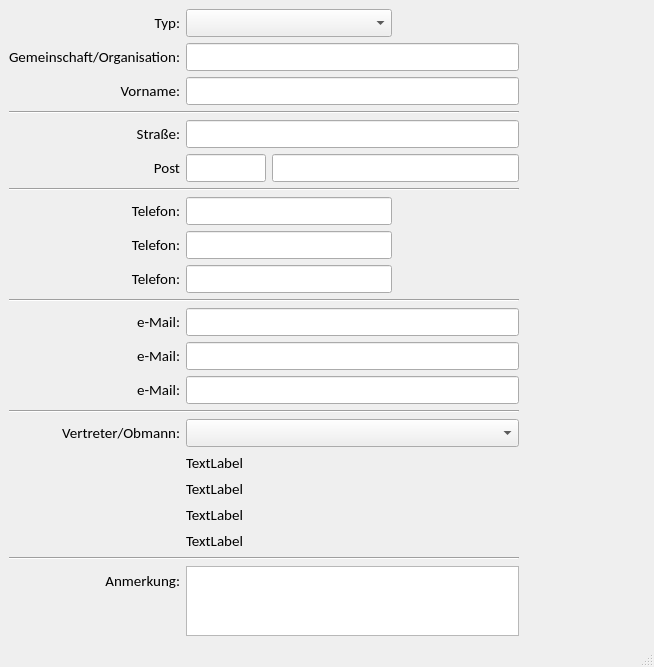
Qt form almgis/resources/ui/kontakt/kontakt.ui (gidhoog/AlmGIS) before a commit.
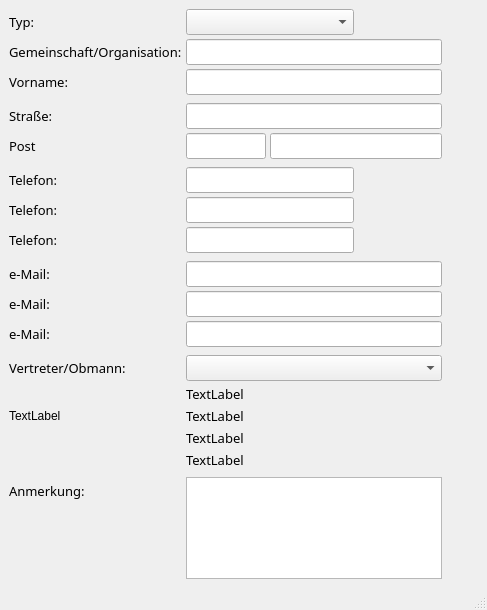
The same form after that commit. Custom widgets are drawn as their Qt base class.

Patch:
```diff
--- a/almgis/resources/ui/kontakt/kontakt.ui
+++ b/almgis/resources/ui/kontakt/kontakt.ui
@@ -6,8 +6,8 @@
    <rect>
     <x>0</x>
     <y>0</y>
-    <width>654</width>
-    <height>633</height>
+    <width>487</width>
+    <height>610</height>
    </rect>
   </property>
   <property name="windowTitle">
@@ -17,10 +17,13 @@
    <layout class="QVBoxLayout" name="verticalLayout">
     <item>
      <layout class="QGridLayout" name="gridLayout">
+      <property name="spacing">
+       <number>4</number>
+      </property>
       <item row="20" column="0" colspan="4">
        <widget class="Line" name="line_5">
         <property name="orientation">
-         <enum>Qt::Horizontal</enum>
+         <enum>Qt::Vertical</enum>
         </property>
        </widget>
       </item>
@@ -28,8 +31,8 @@
        <widget class="QComboBox" name="uiTypCombo">
         <property name="font">
          <font>
-          <family>Calibri</family>
-          <pointsize>11</pointsize>
+          <family>Sans Serif</family>
+          <pointsize>10</pointsize>
          </font>
         </property>
        </widget>
@@ -38,24 +41,21 @@
        <widget class="QLabel" name="label_6">
         <property name="font">
          <font>
-          <family>Calibri</family>
-          <pointsize>11</pointsize>
+          <family>Sans Serif</family>
+          <pointsize>10</pointsize>
          </font>
         </property>
         <property name="text">
          <string>Straße:</string>
         </property>
-        <property name="alignment">
-         <set>Qt::AlignRight|Qt::AlignTrailing|Qt::AlignVCenter</set>
-        </property>
        </widget>
       </item>
       <item row="19" column="1" colspan="3">
        <widget class="QLabel" name="uiVertreterMailLbl">
         <property name="font">
          <font>
-          <family>Calibri</family>
-          <pointsize>11</pointsize>
+          <family>Sans Serif</family>
+          <pointsize>10</pointsize>
          </font>
         </property>
         <property name="text">
@@ -66,7 +66,7 @@
       <item row="10" column="0" colspan="4">
        <widget class="Line" name="line_4">
         <property name="orientation">
-         <enum>Qt::Horizontal</enum>
+         <enum>Qt::Vertical</enum>
         </property>
        </widget>
       </item>
@@ -74,8 +74,8 @@
        <widget class="QPlainTextEdit" name="uiAnmPedit">
         <property name="font">
          <font>
-          <family>Calibri</family>
-          <pointsize>11</pointsize>
+          <family>Sans Serif</family>
+          <pointsize>10</pointsize>
          </font>
         </property>
         <property name="tabChangesFocus">
@@ -87,40 +87,34 @@
        <widget class="QLabel" name="uiVornameLbl">
         <property name="font">
          <font>
-          <family>Calibri</family>
-          <pointsize>11</pointsize>
+          <family>Sans Serif</family>
+          <pointsize>10</pointsize>
          </font>
         </property>
         <property name="text">
          <string>Vorname:</string>
         </property>
-        <property name="alignment">
-         <set>Qt::AlignRight|Qt::AlignTrailing|Qt::AlignVCenter</set>
-        </property>
        </widget>
       </item>
       <item row="15" column="0">
        <widget class="QLabel" name="uiVertreterLbl">
         <property name="font">
          <font>
-          <family>Calibri</family>
-          <pointsize>11</pointsize>
+          <family>Sans Serif</family>
+          <pointsize>10</pointsize>
          </font>
         </property>
         <property name="text">
          <string>Vertreter/Obmann:</string>
         </property>
-        <property name="alignment">
-         <set>Qt::AlignRight|Qt::AlignTrailing|Qt::AlignVCenter</set>
-        </property>
        </widget>
       </item>
       <item row="9" column="1" colspan="2">
        <widget class="QLineEdit" name="uiTelefon3Ledit">
         <property name="font">
          <font>
-          <family>Calibri</family>
-          <pointsize>11</pointsize>
+          <family>Sans Serif</family>
+          <pointsize>10</pointsize>
          </font>
         </property>
         <property name="clearButtonEnabled">
@@ -132,24 +126,21 @@
        <widget class="QLabel" name="label_12">
         <property name="font">
          <font>
-          <family>Calibri</family>
-          <pointsize>11</pointsize>
+          <family>Sans Serif</family>
+          <pointsize>10</pointsize>
          </font>
         </property>
         <property name="text">
          <string>e-Mail:</string>
         </property>
-        <property name="alignment">
-         <set>Qt::AlignRight|Qt::AlignTrailing|Qt::AlignVCenter</set>
-        </property>
        </widget>
       </item>
       <item row="11" column="1" colspan="3">
        <widget class="QLineEdit" name="uiMail1Ledit">
         <property name="font">
          <font>
-          <family>Calibri</family>
-          <pointsize>11</pointsize>
+          <family>Sans Serif</family>
+          <pointsize>10</pointsize>
          </font>
         </property>
         <property name="clearButtonEnabled">
@@ -161,8 +152,8 @@
        <widget class="QLineEdit" name="uiStrasseLedit">
         <property name="font">
          <font>
-          <family>Calibri</family>
-          <pointsize>11</pointsize>
+          <family>Sans Serif</family>
+          <pointsize>10</pointsize>
          </font>
         </property>
         <property name="clearButtonEnabled">
@@ -174,24 +165,21 @@
        <widget class="QLabel" name="uiTypLbl">
         <property name="font">
          <font>
-          <family>Calibri</family>
-          <pointsize>11</pointsize>
+          <family>Sans Serif</family>
+          <pointsize>10</pointsize>
          </font>
         </property>
         <property name="text">
          <string>Typ:</string>
         </property>
-        <property name="alignment">
-         <set>Qt::AlignRight|Qt::AlignTrailing|Qt::AlignVCenter</set>
-        </property>
        </widget>
       </item>
       <item row="8" column="1" colspan="2">
        <widget class="QLineEdit" name="uiTelefon2Ledit">
         <property name="font">
          <font>
-          <family>Calibri</family>
-          <pointsize>11</pointsize>
+          <family>Sans Serif</family>
+          <pointsize>10</pointsize>
          </font>
         </property>
         <property name="clearButtonEnabled">
@@ -203,40 +191,34 @@
        <widget class="QLabel" name="uiNachnameLbl">
         <property name="font">
          <font>
-          <family>Calibri</family>
-          <pointsize>11</pointsize>
+          <family>Sans Serif</family>
+          <pointsize>10</pointsize>
          </font>
         </property>
         <property name="text">
          <string>Gemeinschaft/Organisation:</string>
         </property>
-        <property name="alignment">
-         <set>Qt::AlignRight|Qt::AlignTrailing|Qt::AlignVCenter</set>
-        </property>
        </widget>
       </item>
       <item row="5" column="0">
        <widget class="QLabel" name="label_7">
         <property name="font">
          <font>
-          <family>Calibri</family>
-          <pointsize>11</pointsize>
+          <family>Sans Serif</family>
+          <pointsize>10</pointsize>
          </font>
         </property>
         <property name="text">
          <string>Post</string>
         </property>
-        <property name="alignment">
-         <set>Qt::AlignRight|Qt::AlignTrailing|Qt::AlignVCenter</set>
-        </property>
        </widget>
       </item>
       <item row="13" column="1" colspan="3">
        <widget class="QLineEdit" name="uiMail3Ledit">
         <property name="font">
          <font>
-          <family>Calibri</family>
-          <pointsize>11</pointsize>
+          <family>Sans Serif</family>
+          <pointsize>10</pointsize>
          </font>
         </property>
         <property name="clearButtonEnabled">
@@ -253,16 +235,13 @@
          <widget class="QLabel" name="label_11">
           <property name="font">
            <font>
-            <family>Calibri</family>
-            <pointsize>11</pointsize>
+            <family>Sans Serif</family>
+            <pointsize>10</pointsize>
            </font>
           </property>
           <property name="text">
            <string>Anmerkung:</string>
           </property>
-          <property name="alignment">
-           <set>Qt::AlignRight|Qt::AlignTrailing|Qt::AlignVCenter</set>
-          </property>
          </widget>
         </item>
         <item>
@@ -284,8 +263,8 @@
        <widget class="QLabel" name="uiVertreterAdresse1Lbl">
         <property name="font">
          <font>
-          <family>Calibri</family>
-          <pointsize>11</pointsize>
+          <family>Sans Serif</family>
+          <pointsize>10</pointsize>
          </font>
         </property>
         <property name="text">
@@ -297,40 +276,34 @@
        <widget class="QLabel" name="label_10">
         <property name="font">
          <font>
-          <family>Calibri</family>
-          <pointsize>11</pointsize>
+          <family>Sans Serif</family>
+          <pointsize>10</pointsize>
          </font>
         </property>
         <property name="text">
          <string>e-Mail:</string>
         </property>
-        <property name="alignment">
-         <set>Qt::AlignRight|Qt::AlignTrailing|Qt::AlignVCenter</set>
-        </property>
        </widget>
       </item>
       <item row="8" column="0">
        <widget class="QLabel" name="label_3">
         <property name="font">
          <font>
-          <family>Calibri</family>
-          <pointsize>11</pointsize>
+          <family>Sans Serif</family>
+          <pointsize>10</pointsize>
          </font>
         </property>
         <property name="text">
          <string>Telefon:</string>
         </property>
-        <property name="alignment">
-         <set>Qt::AlignRight|Qt::AlignTrailing|Qt::AlignVCenter</set>
-        </property>
        </widget>
       </item>
       <item row="7" column="1" colspan="2">
        <widget class="QLineEdit" name="uiTelefon1Ledit">
         <property name="font">
          <font>
-          <family>Calibri</family>
-          <pointsize>11</pointsize>
+          <family>Sans Serif</family>
+          <pointsize>10</pointsize>
          </font>
         </property>
         <property name="clearButtonEnabled">
@@ -342,22 +315,19 @@
        <widget class="QLabel" name="label_5">
         <property name="font">
          <font>
-          <family>Calibri</family>
-          <pointsize>11</pointsize>
+          <family>Sans Serif</family>
+          <pointsize>10</pointsize>
          </font>
         </property>
         <property name="text">
          <string>Telefon:</string>
         </property>
-        <property name="alignment">
-         <set>Qt::AlignRight|Qt::AlignTrailing|Qt::AlignVCenter</set>
-        </property>
        </widget>
       </item>
       <item row="14" column="0" colspan="4">
        <widget class="Line" name="line_3">
         <property name="orientation">
-         <enum>Qt::Horizontal</enum>
+         <enum>Qt::Vertical</enum>
         </property>
        </widget>
       </item>
@@ -365,8 +335,8 @@
        <widget class="QLineEdit" name="uiOrtLedit">
         <property name="font">
          <font>
-          <family>Calibri</family>
-          <pointsize>11</pointsize>
+          <family>Sans Serif</family>
+          <pointsize>10</pointsize>
          </font>
         </property>
         <property name="clearButtonEnabled">
@@ -378,8 +348,8 @@
        <widget class="QLabel" name="uiVertreterTelefonLbl">
         <property name="font">
          <font>
-          <family>Calibri</family>
-          <pointsize>11</pointsize>
+          <family>Sans Serif</family>
+          <pointsize>10</pointsize>
          </font>
         </property>
         <property name="text">
@@ -391,8 +361,8 @@
        <widget class="QLineEdit" name="uiNachnameLedit">
         <property name="font">
          <font>
-          <family>Calibri</family>
-          <pointsize>11</pointsize>
+          <family>Sans Serif</family>
+          <pointsize>10</pointsize>
          </font>
         </property>
         <property name="clearButtonEnabled">
@@ -404,8 +374,8 @@
        <widget class="QLabel" name="uiVertreterAdresse2Lbl">
         <property name="font">
          <font>
-          <family>Calibri</family>
-          <pointsize>11</pointsize>
+          <family>Sans Serif</family>
+          <pointsize>10</pointsize>
          </font>
         </property>
         <property name="text">
@@ -417,24 +387,21 @@
        <widget class="QLabel" name="label_9">
         <property name="font">
          <font>
-          <family>Calibri</family>
-          <pointsize>11</pointsize>
+          <family>Sans Serif</family>
+          <pointsize>10</pointsize>
          </font>
         </property>
         <property name="text">
          <string>e-Mail:</string>
         </property>
-        <property name="alignment">
-         <set>Qt::AlignRight|Qt::AlignTrailing|Qt::AlignVCenter</set>
-        </property>
        </widget>
       </item>
       <item row="2" column="1" colspan="3">
        <widget class="QLineEdit" name="uiVornameLedit">
         <property name="font">
          <font>
-          <family>Calibri</family>
-          <pointsize>11</pointsize>
+          <family>Sans Serif</family>
+          <pointsize>10</pointsize>
          </font>
         </property>
         <property name="clearButtonEnabled">
@@ -446,24 +413,21 @@
        <widget class="QLabel" name="label_8">
         <property name="font">
          <font>
-          <family>Calibri</family>
-          <pointsize>11</pointsize>
+          <family>Sans Serif</family>
+          <pointsize>10</pointsize>
          </font>
         </property>
         <property name="text">
          <string>Telefon:</string>
         </property>
-        <property name="alignment">
-         <set>Qt::AlignRight|Qt::AlignTrailing|Qt::AlignVCenter</set>
-        </property>
        </widget>
       </item>
       <item row="15" column="1" colspan="3">
        <widget class="ContactCombo" name="uiVertreterCombo">
         <property name="font">
          <font>
-          <family>Calibri</family>
-          <pointsize>11</pointsize>
+          <family>Sans Serif</family>
+          <pointsize>10</pointsize>
          </font>
         </property>
        </widget>
@@ -478,8 +442,8 @@
         </property>
         <property name="font">
          <font>
-          <family>Calibri</family>
-          <pointsize>11</pointsize>
+          <family>Sans Serif</family>
+          <pointsize>10</pointsize>
          </font>
         </property>
         <property name="clearButtonEnabled">
@@ -491,8 +455,8 @@
        <widget class="QLineEdit" name="uiMail2Ledit">
         <property name="font">
          <font>
-          <family>Calibri</family>
-          <pointsize>11</pointsize>
+          <family>Sans Serif</family>
+          <pointsize>10</pointsize>
          </font>
         </property>
         <property name="clearButtonEnabled">
@@ -503,14 +467,14 @@
       <item row="6" column="0" colspan="4">
        <widget class="Line" name="line_2">
         <property name="orientation">
-         <enum>Qt::Horizontal</enum>
+         <enum>Qt::Vertical</enum>
         </property>
        </widget>
       </item>
       <item row="3" column="0" colspan="4">
        <widget class="Line" name="line">
         <property name="orientation">
-         <enum>Qt::Horizontal</enum>
+         <enum>Qt::Vertical</enum>
         </property>
        </widget>
       </item>
@@ -523,6 +487,18 @@
       <item row="4" column="4">
        <widget class="AlmInfoButton" name="uiInfoBtnStrasse" native="true"/>
       </item>
+      <item row="17" column="0">
+       <widget class="QLabel" name="label">
+        <property name="font">
+         <font>
+          <pointsize>9</pointsize>
+         </font>
+        </property>
+        <property name="text">
+         <string>TextLabel</string>
+        </property>
+       </widget>
+      </item>
      </layout>
     </item>
    </layout>
```
Left out of the diff: 12 changed lines with no effect on the pictures.
